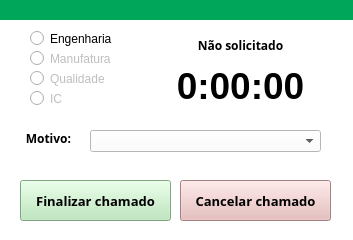
Before: the Qt Designer form uis/chamado.ui in alosbh/all-in-one, drawn with Qt 5.
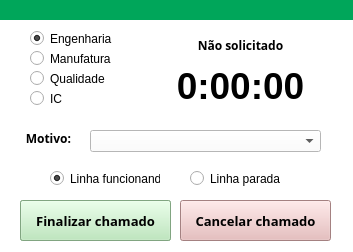
After: the same form once the commit is applied.

Commit message: buttton groups

Patch:
```diff
--- a/uis/chamado.ui
+++ b/uis/chamado.ui
@@ -7,7 +7,7 @@
     <x>0</x>
     <y>0</y>
     <width>353</width>
-    <height>240</height>
+    <height>252</height>
    </rect>
   </property>
   <property name="minimumSize">
@@ -64,9 +64,9 @@
    <widget class="QPushButton" name="btn_solicitar">
     <property name="geometry">
      <rect>
-      <x>30</x>
-      <y>180</y>
-      <width>131</width>
+      <x>20</x>
+      <y>200</y>
+      <width>151</width>
       <height>41</height>
      </rect>
     </property>
@@ -106,10 +106,16 @@
     <property name="text">
      <string>Engenharia</string>
     </property>
+    <property name="checked">
+     <bool>true</bool>
+    </property>
+    <attribute name="buttonGroup">
+     <string notr="true">group_time</string>
+    </attribute>
    </widget>
    <widget class="QRadioButton" name="rd_btn_manufatura">
     <property name="enabled">
-     <bool>false</bool>
+     <bool>true</bool>
     </property>
     <property name="geometry">
      <rect>
@@ -125,7 +131,7 @@
    </widget>
    <widget class="QRadioButton" name="rd_btn_ic">
     <property name="enabled">
-     <bool>false</bool>
+     <bool>true</bool>
     </property>
     <property name="geometry">
      <rect>
@@ -141,7 +147,7 @@
    </widget>
    <widget class="QRadioButton" name="rd_btn_qualidade">
     <property name="enabled">
-     <bool>false</bool>
+     <bool>true</bool>
     </property>
     <property name="geometry">
      <rect>
@@ -233,7 +239,7 @@
     <property name="geometry">
      <rect>
       <x>180</x>
-      <y>180</y>
+      <y>200</y>
       <width>151</width>
       <height>41</height>
      </rect>
@@ -263,7 +269,7 @@
     <property name="geometry">
      <rect>
       <x>20</x>
-      <y>180</y>
+      <y>200</y>
       <width>151</width>
       <height>41</height>
      </rect>
@@ -289,6 +295,47 @@
      <string>Finalizar chamado</string>
     </property>
    </widget>
+   <widget class="QRadioButton" name="rd_btn_parada">
+    <property name="enabled">
+     <bool>true</bool>
+    </property>
+    <property name="geometry">
+     <rect>
+      <x>50</x>
+      <y>170</y>
+      <width>110</width>
+      <height>17</height>
+     </rect>
+    </property>
+    <property name="text">
+     <string>Linha funcionando</string>
+    </property>
+    <property name="checked">
+     <bool>true</bool>
+    </property>
+    <attribute name="buttonGroup">
+     <string notr="true">status_linha</string>
+    </attribute>
+   </widget>
+   <widget class="QRadioButton" name="rd_btn_rodando">
+    <property name="enabled">
+     <bool>true</bool>
+    </property>
+    <property name="geometry">
+     <rect>
+      <x>190</x>
+      <y>170</y>
+      <width>110</width>
+      <height>17</height>
+     </rect>
+    </property>
+    <property name="text">
+     <string>Linha parada</string>
+    </property>
+    <attribute name="buttonGroup">
+     <string notr="true">status_linha</string>
+    </attribute>
+   </widget>
   </widget>
  </widget>
  <resources/>
```
Left out of the diff: 13 changed lines with no effect on the pictures. The commit also changes 2 other files.
